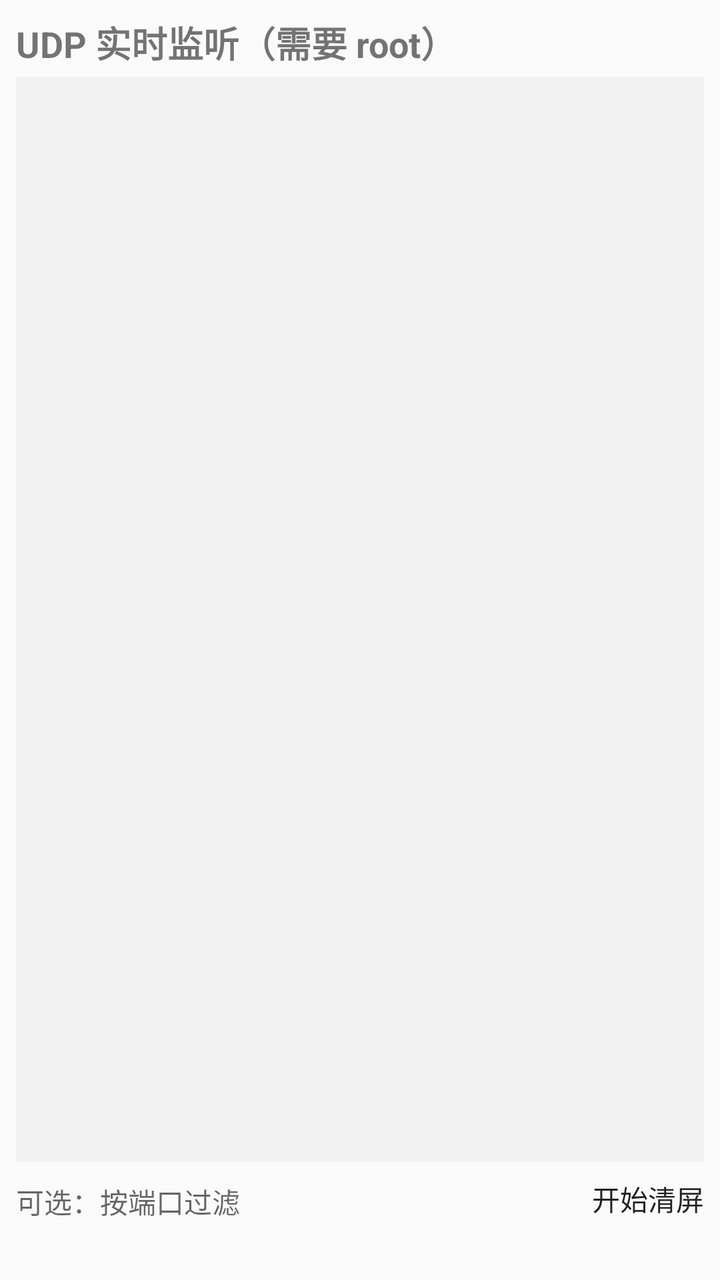
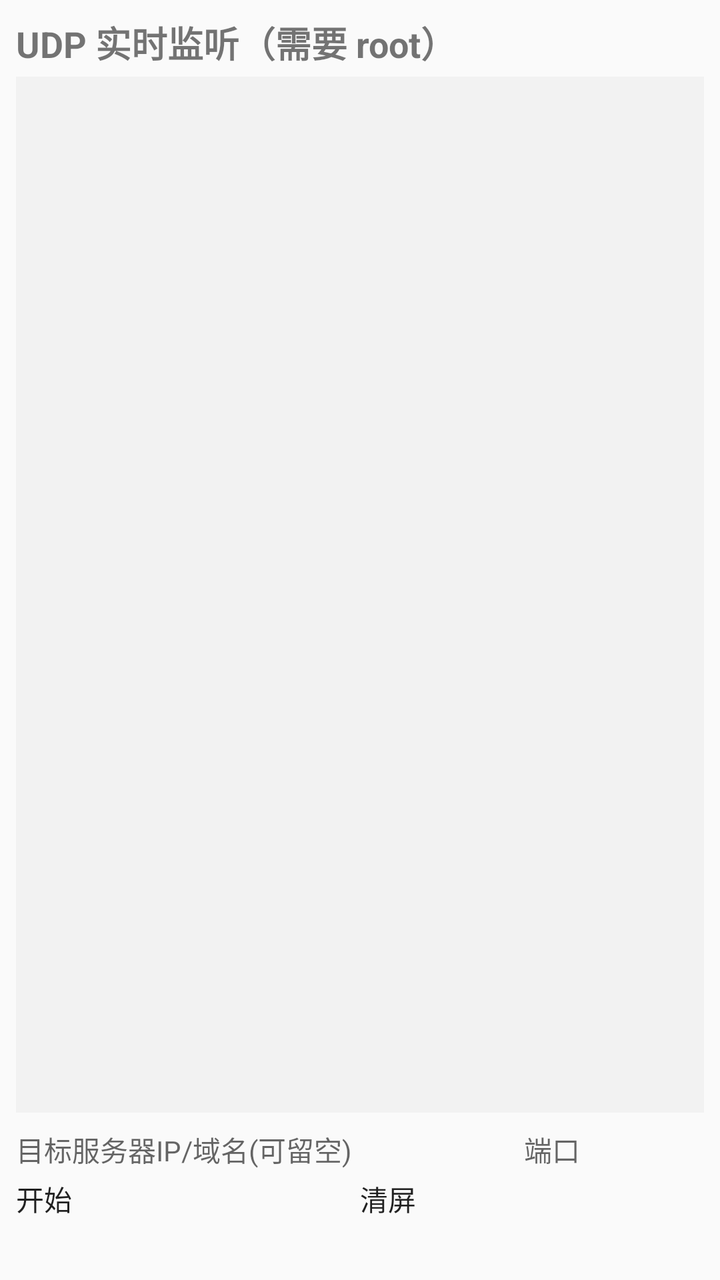

The first picture is an Android layout as it rendered before a commit; the second is the same layout after the commit. The layout source and the unified diff follow.
<!-- AndroidManifest.xml: application theme Theme.UdpMonitor -->
<!-- res/layout/activity_main.xml -->
<?xml version="1.0" encoding="utf-8"?>
<LinearLayout xmlns:android="http://schemas.android.com/apk/res/android"
    android:layout_width="match_parent"
    android:layout_height="match_parent"
    android:orientation="vertical"
    android:padding="8dp">

    <TextView
        android:layout_width="match_parent"
        android:layout_height="wrap_content"
        android:text="@string/title"
        android:textSize="18sp"
        android:textStyle="bold"
        android:paddingBottom="4dp" />

    
    <ScrollView
        android:id="@+id/scrollView"
        android:layout_width="match_parent"
        android:layout_height="0dp"
        android:layout_weight="1"
        android:background="#F2F2F2">

        <TextView
            android:id="@+id/tvLog"
            android:layout_width="match_parent"
            android:layout_height="wrap_content"
            android:fontFamily="monospace"
            android:textSize="12sp"
            android:padding="8dp"
            android:textIsSelectable="true"
            android:text="" />
    </ScrollView>

    
    <LinearLayout
        android:layout_width="match_parent"
        android:layout_height="wrap_content"
        android:layout_marginTop="8dp"
        android:orientation="horizontal">

        <EditText
            android:id="@+id/etPort"
            android:layout_width="0dp"
            android:layout_height="wrap_content"
            android:layout_weight="1"
            android:hint="@string/port_hint"
            android:inputType="number"
            android:maxLines="1" />

        <Button
            android:id="@+id/btnToggle"
            android:layout_width="wrap_content"
            android:layout_height="wrap_content"
            android:text="@string/start" />

        <Button
            android:id="@+id/btnClear"
            android:layout_width="wrap_content"
            android:layout_height="wrap_content"
            android:text="@string/clear" />
    </LinearLayout>

    <TextView
        android:id="@+id/tvStatus"
        android:layout_width="match_parent"
        android:layout_height="wrap_content"
        android:layout_marginTop="6dp"
        android:textSize="12sp"
        android:text="" />

</LinearLayout>
<!-- resources referenced by this layout -->
<resources>
  <string name="clear">清屏</string>
  <string name="port_hint">可选：按端口过滤</string>
  <string name="start">开始</string>
  <string name="title">UDP 实时监听（需要 root）</string>
  <style name="Theme.UdpMonitor" parent="@android:style/Theme.Material.Light">
          <item name="android:statusBarColor">#FFFFFF</item>
          <item name="android:windowLightStatusBar">true</item>
      </style>
</resources>

<!-- the commit's change to res/layout/activity_main.xml (unified diff, before → after) -->
@@ -40,24 +40,42 @@
         android:orientation="horizontal">
 
         <EditText
-            android:id="@+id/etPort"
+            android:id="@+id/etServer"
             android:layout_width="0dp"
             android:layout_height="wrap_content"
             android:layout_weight="1"
+            android:hint="@string/server_hint"
+            android:inputType="textUri"
+            android:maxLines="1" />
+
+        <EditText
+            android:id="@+id/etPort"
+            android:layout_width="90dp"
+            android:layout_height="wrap_content"
             android:hint="@string/port_hint"
             android:inputType="number"
             android:maxLines="1" />
+    </LinearLayout>
+
+    
+    <LinearLayout
+        android:layout_width="match_parent"
+        android:layout_height="wrap_content"
+        android:layout_marginTop="4dp"
+        android:orientation="horizontal">
 
         <Button
             android:id="@+id/btnToggle"
-            android:layout_width="wrap_content"
+            android:layout_width="0dp"
             android:layout_height="wrap_content"
+            android:layout_weight="1"
             android:text="@string/start" />
 
         <Button
             android:id="@+id/btnClear"
-            android:layout_width="wrap_content"
+            android:layout_width="0dp"
             android:layout_height="wrap_content"
+            android:layout_weight="1"
             android:text="@string/clear" />
     </LinearLayout>
 
<!-- resource entries referenced after the edit -->
@@ -1,7 +1,8 @@
 <!-- resources referenced by this layout -->
 <resources>
   <string name="clear">清屏</string>
-  <string name="port_hint">可选：按端口过滤</string>
+  <string name="port_hint">端口</string>
+  <string name="server_hint">目标服务器IP/域名(可留空)</string>
   <string name="start">开始</string>
   <string name="title">UDP 实时监听（需要 root）</string>
   <style name="Theme.UdpMonitor" parent="@android:style/Theme.Material.Light">
